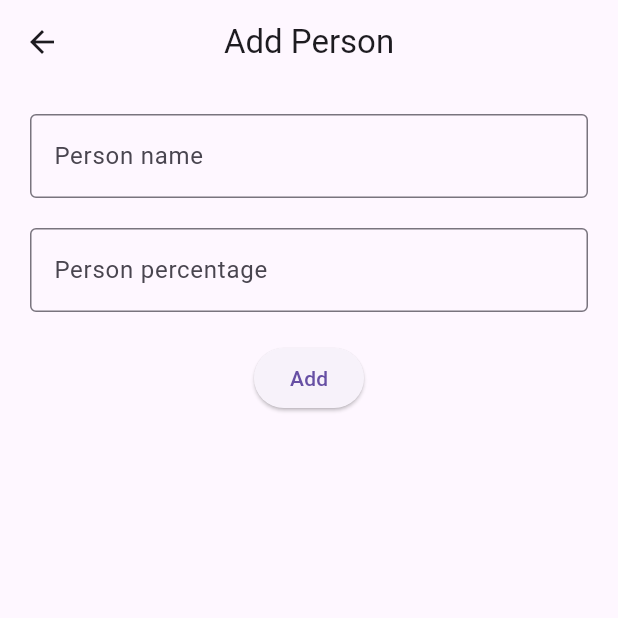
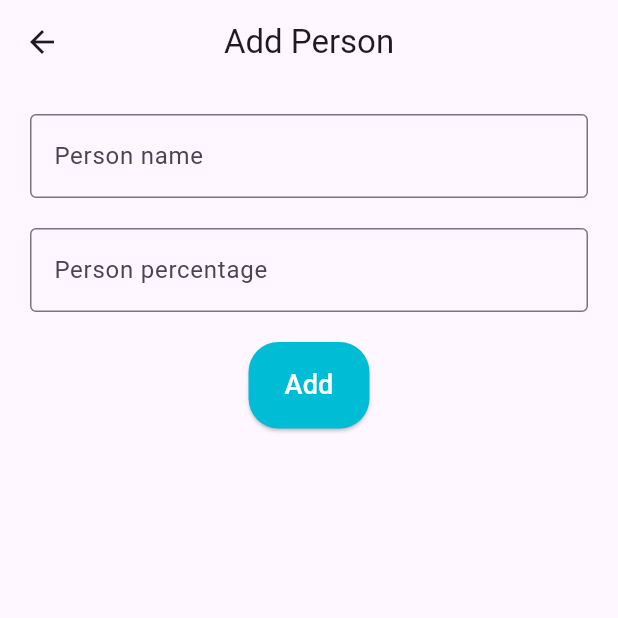
Before and after one commit to ahmedzaydan/Calculator_App, a Flutter app: the AddPersonScreen screen opened directly, on a phone screen of 412 x 824 dp, the top half of it. Run offline on Flutter 3.47's test engine with Material 3 defaults, Android fonts, the phone set to English and light mode, and no system bars; our stand-ins replace flutter_bloc, gap, shared_preferences; accounts and stored records are empty.

Commit message:
modified add person UI

```diff
--- a/calculator/lib/screens/add_person_screen.dart
+++ b/calculator/lib/screens/add_person_screen.dart
@@ -1,5 +1,6 @@
 import 'package:calculator/cubit/calculator_cubit.dart';
 import 'package:calculator/cubit/calculator_state.dart';
+import 'package:calculator/screens/widgets/custom_elevated_button.dart';
 import 'package:flutter/material.dart';
 import 'package:flutter_bloc/flutter_bloc.dart';
 
@@ -53,7 +54,7 @@ class AddPersonScreen extends StatelessWidget {
                       },
                     ),
                     const SizedBox(height: 20),
-                    ElevatedButton(
+                    CustomElevatedButton(
                       onPressed: () {
                         if (_formKey.currentState!.validate()) {
                           CalculatorCubit.get(context).addPerson(
@@ -63,7 +64,7 @@ class AddPersonScreen extends StatelessWidget {
                           Navigator.pop(context);
                         }
                       },
-                      child: const Text('Add'),
+                      text: 'Add',
                     ),
                   ],
                 ),
```
